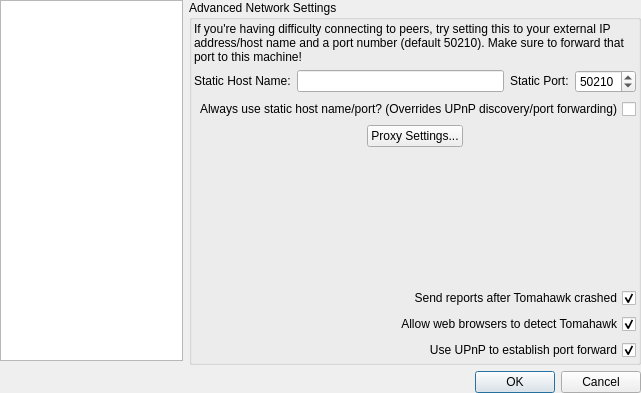
Qt form src/stackedsettingsdialog.ui (tomahawk-player/tomahawk) before a commit.
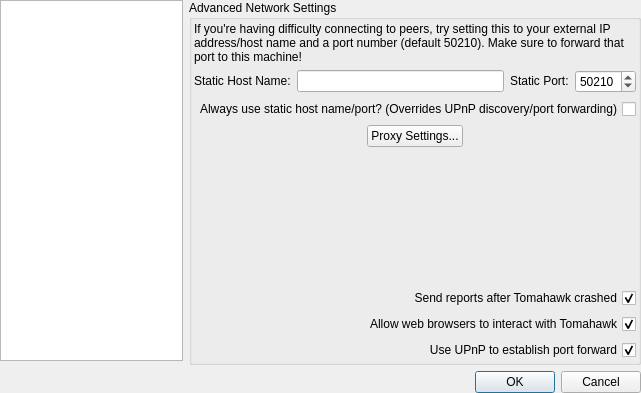
The same form after that commit. The open tabs and pages were chosen to show the change. Icons and pictures are not drawn. Custom widgets are drawn as their Qt base class.

Patch:
```diff
--- a/src/stackedsettingsdialog.ui
+++ b/src/stackedsettingsdialog.ui
@@ -644,7 +644,7 @@
                <enum>Qt::RightToLeft</enum>
               </property>
               <property name="text">
-               <string>Allow web browsers to detect Tomahawk</string>
+               <string>Allow web browsers to interact with Tomahawk</string>
               </property>
               <property name="checked">
                <bool>true</bool>
```
